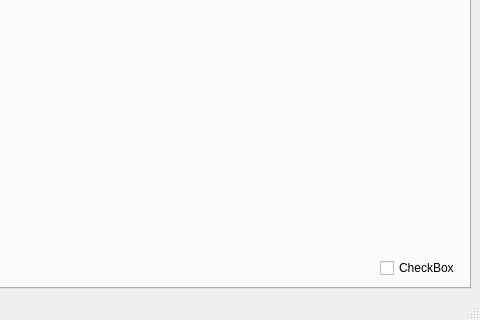
Qt form python-real-time-application/views/layouts/base_project_main.ui (italogsfernandes/hand) before a commit; both pictures show x 320 to 800 and y 280 to 600 of the 800 by 600 pixel window.
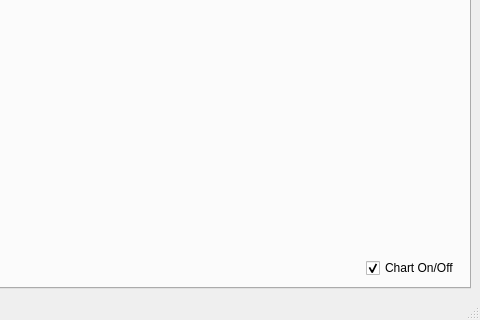
The same form after that commit.

Commit message: on off chart implemented

Diff of the .ui file:
```diff
--- a/python-real-time-application/views/layouts/base_project_main.ui
+++ b/python-real-time-application/views/layouts/base_project_main.ui
@@ -83,7 +83,10 @@
             <item>
              <widget class="QCheckBox" name="checkBox">
               <property name="text">
-               <string>CheckBox</string>
+               <string>Chart On/Off</string>
+              </property>
+              <property name="checked">
+               <bool>true</bool>
               </property>
              </widget>
             </item>
```
Left out of the diff: 2 changed lines with no effect on the pictures. The commit also changes 7 other files.
